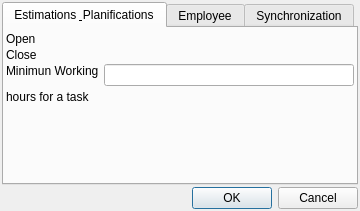
Qt form b6p/dlgparametros.ui (diegowald/b6p) before a commit.
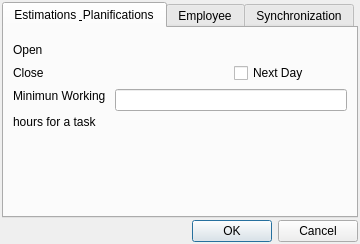
The same form after that commit. The open tabs and pages were chosen to show the change. Icons and pictures are not drawn. Custom widgets are drawn as their Qt base class.

```diff
--- a/b6p/dlgparametros.ui
+++ b/b6p/dlgparametros.ui
@@ -10,7 +10,7 @@
     <x>0</x>
     <y>0</y>
     <width>360</width>
-    <height>211</height>
+    <height>244</height>
    </rect>
   </property>
   <property name="windowTitle">
@@ -45,33 +45,10 @@
       <attribute name="title">
        <string>Estimations &amp; Planifications</string>
       </attribute>
-      <layout class="QHBoxLayout" name="horizontalLayout">
-       <property name="spacing">
-        <number>2</number>
-       </property>
-       <property name="leftMargin">
-        <number>2</number>
-       </property>
-       <property name="topMargin">
-        <number>2</number>
-       </property>
-       <property name="rightMargin">
-        <number>2</number>
-       </property>
-       <property name="bottomMargin">
-        <number>2</number>
-       </property>
-       <item>
         <layout class="QFormLayout" name="formLayout">
-         <property name="fieldGrowthPolicy">
-          <enum>QFormLayout::AllNonFixedFieldsGrow</enum>
-         </property>
-         <property name="horizontalSpacing">
-          <number>2</number>
-         </property>
-         <property name="verticalSpacing">
-          <number>2</number>
-         </property>
+       <item row="0" column="1">
+        <widget class="QWidget" name="widget" native="true"/>
+       </item>
          <item row="1" column="0">
           <widget class="QLabel" name="label_2">
            <property name="text">
@@ -92,6 +69,20 @@
            </property>
           </widget>
          </item>
+       <item row="2" column="1">
+        <layout class="QHBoxLayout" name="horizontalLayout">
+         <item>
+          <widget class="TimeEditor" name="timeClose" native="true"/>
+         </item>
+         <item>
+          <widget class="QCheckBox" name="chkNextDay">
+           <property name="text">
+            <string>Next Day</string>
+           </property>
+          </widget>
+         </item>
+        </layout>
+       </item>
          <item row="3" column="0">
           <widget class="QLabel" name="label_5">
            <property name="text">
@@ -104,17 +95,6 @@
          </item>
          <item row="3" column="1">
           <widget class="QLineEdit" name="MinWorkingHours"/>
-         </item>
-         <item row="0" column="1">
-          <widget class="QWidget" name="widget" native="true"/>
-         </item>
-         <item row="1" column="1">
-          <widget class="TimeEditor" name="timeOpen" native="true"/>
-         </item>
-         <item row="2" column="1">
-          <widget class="TimeEditor" name="timeClose" native="true"/>
-         </item>
-        </layout>
        </item>
       </layout>
      </widget>
```
Left out of the diff: 5 changed lines with no effect on the pictures. Lines whose indentation alone changed are shown as unchanged.
